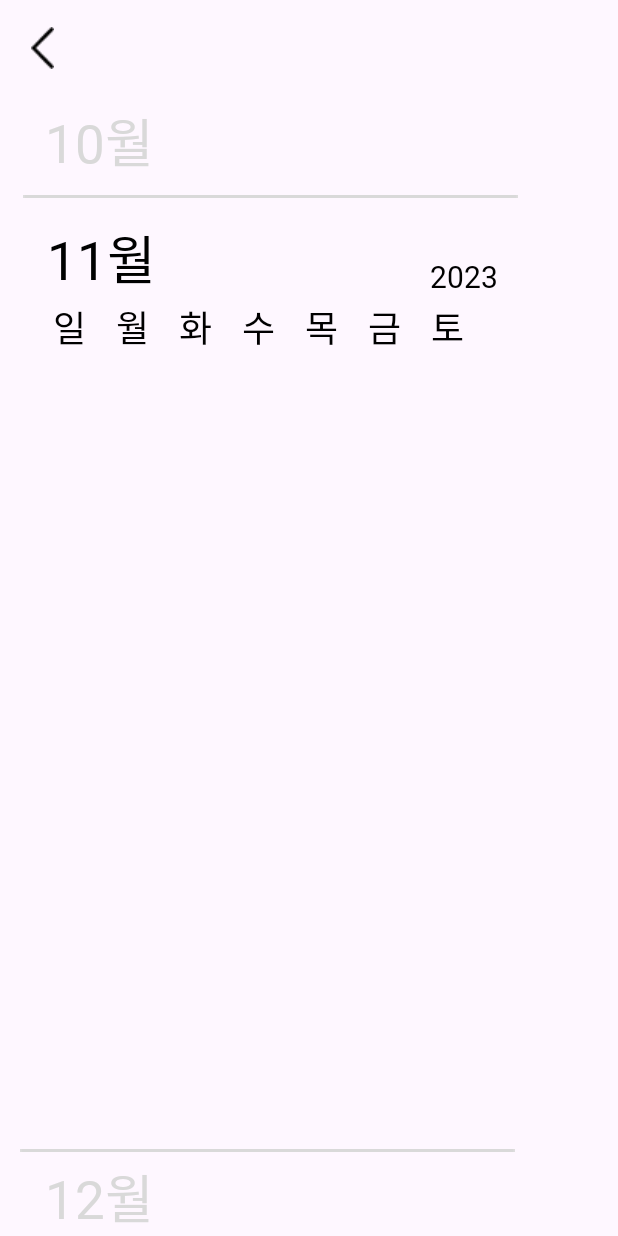
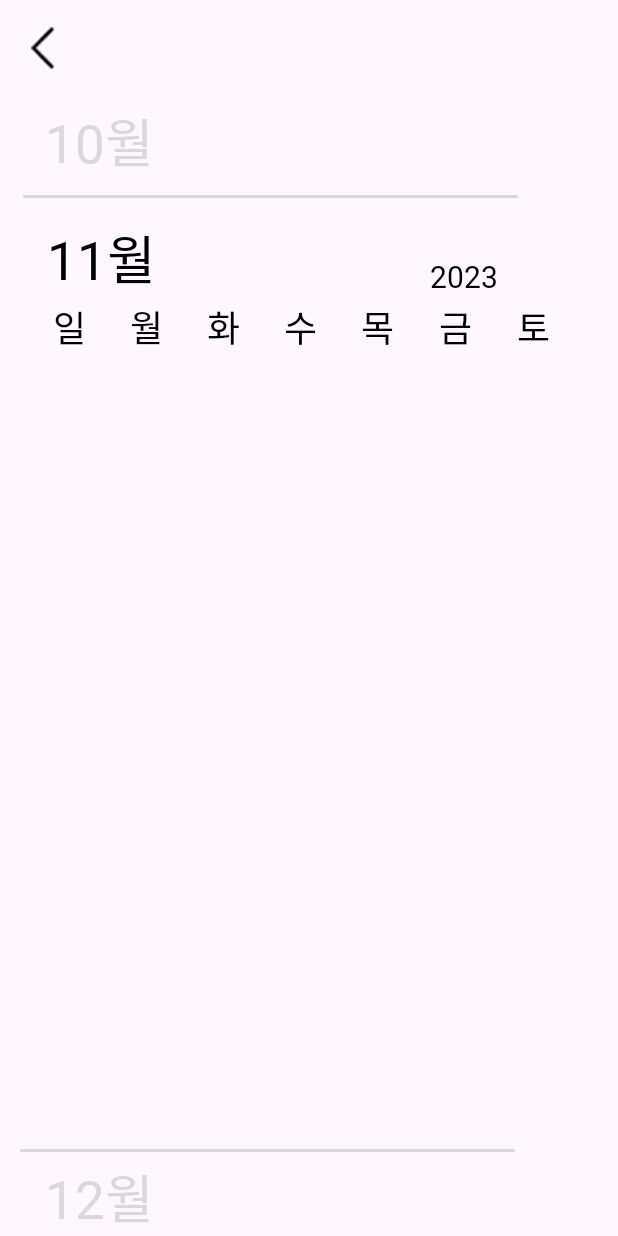
Before and after one commit to jupyter1234/MobileApp_project_2-, an Android app: the screen it shows after launch (MainActivity), on a phone screen of 412 x 824 dp. Run offline under Robolectric (Android 15) with nearby library versions, the phone set to English and light mode, and no system bars.

Commit message:
[fix] : 달력 페이지 디자인 개선 요일 간격 일정하게 통일

```diff
--- a/app/src/main/res/layout/fragment_infinite.xml
+++ b/app/src/main/res/layout/fragment_infinite.xml
@@ -58,20 +58,21 @@
             android:textAppearance="@style/year" />
     </RelativeLayout>
 
-
-
+    <!--요일-->
     <LinearLayout
         android:id="@+id/days"
-        android:layout_width="wrap_content"
+        android:layout_width="match_parent"
         android:layout_height="wrap_content"
         android:gravity="center"
         android:layout_alignParentLeft="true"
+        android:layout_marginRight="35dp"
         android:layout_marginLeft="35dp"
         android:layout_alignParentTop="true"
         android:layout_marginTop="2dp">
         <TextView
             android:fontFamily="@font/po_ggoma"
-            android:layout_width="wrap_content"
+            android:layout_width="0dp"
+            android:layout_weight="1"
             android:layout_height="wrap_content"
             android:text="일"
             android:textAppearance="@style/days"
@@ -80,7 +81,8 @@
             />
         <TextView
             android:fontFamily="@font/po_ggoma"
-            android:layout_width="wrap_content"
+            android:layout_width="0dp"
+            android:layout_weight="1"
             android:layout_height="wrap_content"
             android:text="월"
             android:textAppearance="@style/days"
@@ -89,7 +91,8 @@
             />
         <TextView
             android:fontFamily="@font/po_ggoma"
-            android:layout_width="wrap_content"
+            android:layout_width="0dp"
+            android:layout_weight="1"
             android:layout_height="wrap_content"
             android:text="화"
             android:textAppearance="@style/days"
@@ -98,7 +101,8 @@
             />
         <TextView
             android:fontFamily="@font/po_ggoma"
-            android:layout_width="wrap_content"
+            android:layout_width="0dp"
+            android:layout_weight="1"
             android:layout_height="wrap_content"
             android:text="수"
             android:textAppearance="@style/days"
@@ -107,7 +111,8 @@
             />
         <TextView
             android:fontFamily="@font/po_ggoma"
-            android:layout_width="wrap_content"
+            android:layout_width="0dp"
+            android:layout_weight="1"
             android:layout_height="wrap_content"
             android:text="목"
             android:textAppearance="@style/days"
@@ -116,7 +121,8 @@
             />
         <TextView
             android:fontFamily="@font/po_ggoma"
-            android:layout_width="wrap_content"
+            android:layout_width="0dp"
+            android:layout_weight="1"
             android:layout_height="wrap_content"
             android:text="금"
             android:textAppearance="@style/days"
@@ -125,7 +131,8 @@
             />
         <TextView
             android:fontFamily="@font/po_ggoma"
-            android:layout_width="wrap_content"
+            android:layout_width="0dp"
+            android:layout_weight="1"
             android:layout_height="wrap_content"
             android:text="토"
             android:textAppearance="@style/days"
```
